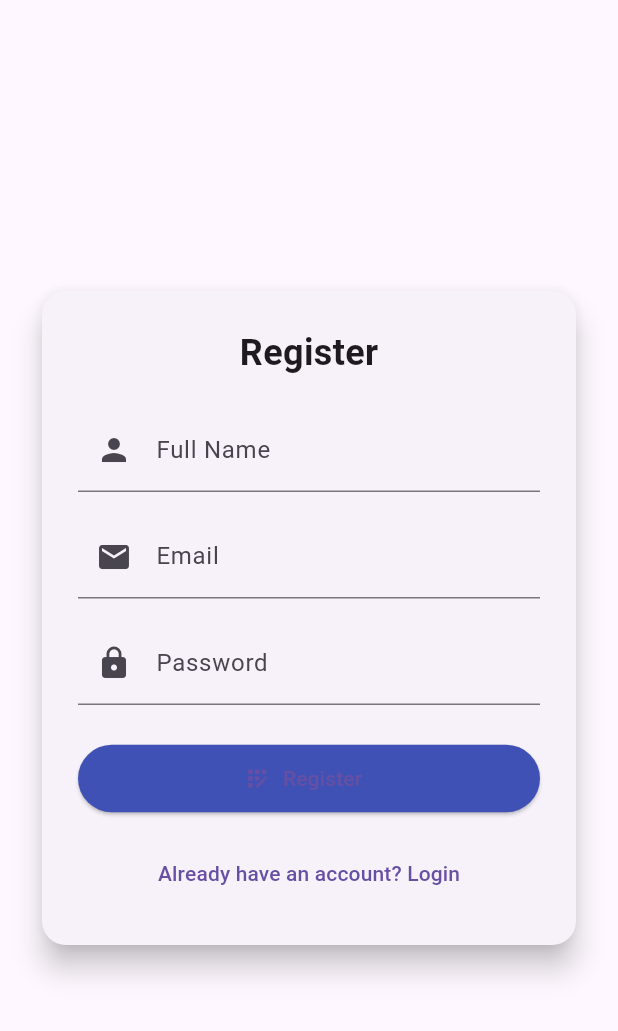
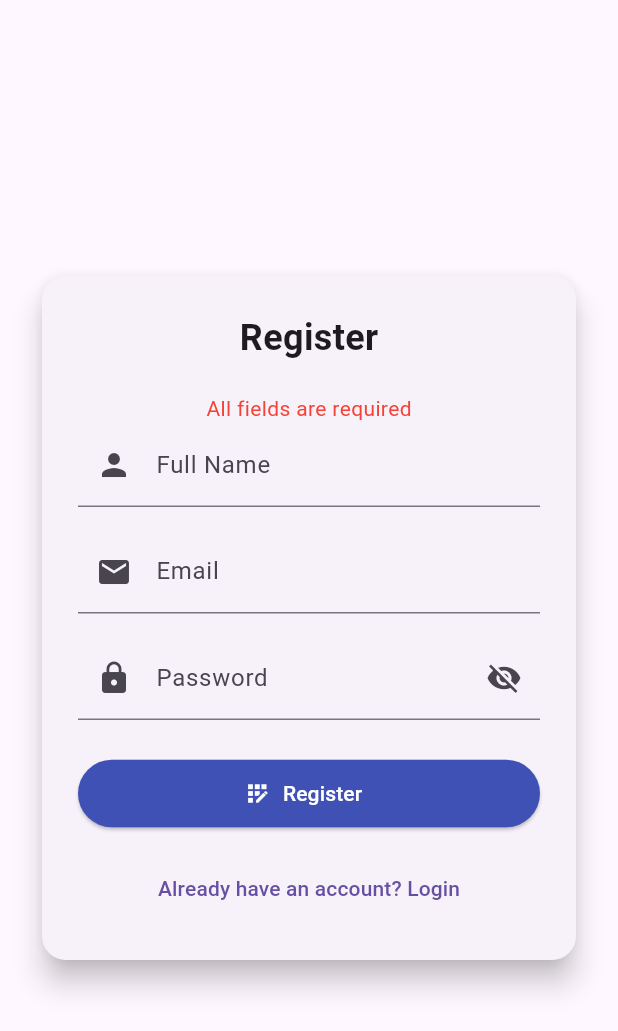
Before and after one commit to Trtheo/Student-Mobile-App, a Flutter app: the RegisterScreen screen opened directly, after a tap on "Register", on a phone screen of 412 x 824 dp. Shown: the top 1031 px of the screen. Run offline on Flutter 3.47's test engine with Material 3 defaults, Android fonts, the light colour scheme and no system bars; our stand-ins replace shared_preferences, sqflite; accounts and stored records are empty.

```diff
--- a/lib/screens/register_screen.dart
+++ b/lib/screens/register_screen.dart
@@ -15,17 +15,37 @@ class _RegisterScreenState extends State<RegisterScreen> {
   final nameController = TextEditingController();
   final emailController = TextEditingController();
   final passwordController = TextEditingController();
+
+  bool isLoading = false;
+  bool obscurePassword = true;
   String error = '';
 
   void handleRegister() async {
-    final res = await AuthAPI.register(
-      nameController.text.trim(),
-      emailController.text.trim(),
-      passwordController.text.trim(),
-    );
+    final name = nameController.text.trim();
+    final email = emailController.text.trim();
+    final password = passwordController.text.trim();
+
+    if (name.isEmpty || email.isEmpty || password.isEmpty) {
+      setState(() => error = "All fields are required");
+      return;
+    }
+
+    // Validate email format
+    if (!RegExp(r'^[\w-.]+@([\w-]+\.)+[\w-]{2,4}$').hasMatch(email)) {
+      setState(() => error = "Enter a valid email address");
+      return;
+    }
+
+    setState(() {
+      isLoading = true;
+      error = '';
+    });
+
+    final res = await AuthAPI.register(name, email, password);
+    setState(() => isLoading = false);
 
     if (res.containsKey('token')) {
-      await SessionManager.saveSession(res['token'], emailController.text.trim());
+      await SessionManager.saveSession(res['token'], email);
       Navigator.pushReplacement(
         context,
         MaterialPageRoute(builder: (_) => const MainScreen()),
@@ -46,7 +66,9 @@ class _RegisterScreenState extends State<RegisterScreen> {
           padding: const EdgeInsets.symmetric(horizontal: 24),
           child: Card(
             elevation: 8,
-            shape: RoundedRectangleBorder(borderRadius: BorderRadius.circular(16)),
+            shape: RoundedRectangleBorder(
+              borderRadius: BorderRadius.circular(16),
+            ),
             child: Padding(
               padding: const EdgeInsets.all(24),
               child: Column(
@@ -68,6 +90,7 @@ class _RegisterScreenState extends State<RegisterScreen> {
                   const SizedBox(height: 15),
                   TextField(
                     controller: emailController,
+                    keyboardType: TextInputType.emailAddress,
                     decoration: const InputDecoration(
                       labelText: "Email",
                       prefixIcon: Icon(Icons.email),
@@ -76,27 +99,42 @@ class _RegisterScreenState extends State<RegisterScreen> {
                   const SizedBox(height: 15),
                   TextField(
                     controller: passwordController,
-                    obscureText: true,
-                    decoration: const InputDecoration(
+                    obscureText: obscurePassword,
+                    decoration: InputDecoration(
                       labelText: "Password",
-                      prefixIcon: Icon(Icons.lock),
+                      prefixIcon: const Icon(Icons.lock),
+                      suffixIcon: IconButton(
+                        icon: Icon(
+                          obscurePassword
+                              ? Icons.visibility_off
+                              : Icons.visibility,
+                        ),
+                        onPressed: () {
+                          setState(() {
+                            obscurePassword = !obscurePassword;
+                          });
+                        },
+                      ),
                     ),
                   ),
                   const SizedBox(height: 25),
-                  ElevatedButton.icon(
+                  isLoading
+                      ? const CircularProgressIndicator()
+                      : ElevatedButton.icon(
                         onPressed: handleRegister,
                         icon: const Icon(Icons.app_registration),
                         label: const Text("Register"),
                         style: ElevatedButton.styleFrom(
                           minimumSize: const Size.fromHeight(45),
                           backgroundColor: Colors.indigo,
+                          foregroundColor: Colors.white,
                         ),
                       ),
                   const SizedBox(height: 15),
                   TextButton(
                     onPressed: () => Navigator.pop(context),
                     child: const Text("Already have an account? Login"),
-                  )
+                  ),
                 ],
               ),
             ),
```
Also changed, not shown: lib/main.dart (+8 -7 lines), lib/screens/forgot_password_screen.dart (added, +81 -0 lines), lib/screens/login_screen.dart (+48 -7 lines), lib/screens/splash_screen.dart (added, +42 -0 lines), 1 other file. Lines whose indentation alone changed are shown as unchanged.
